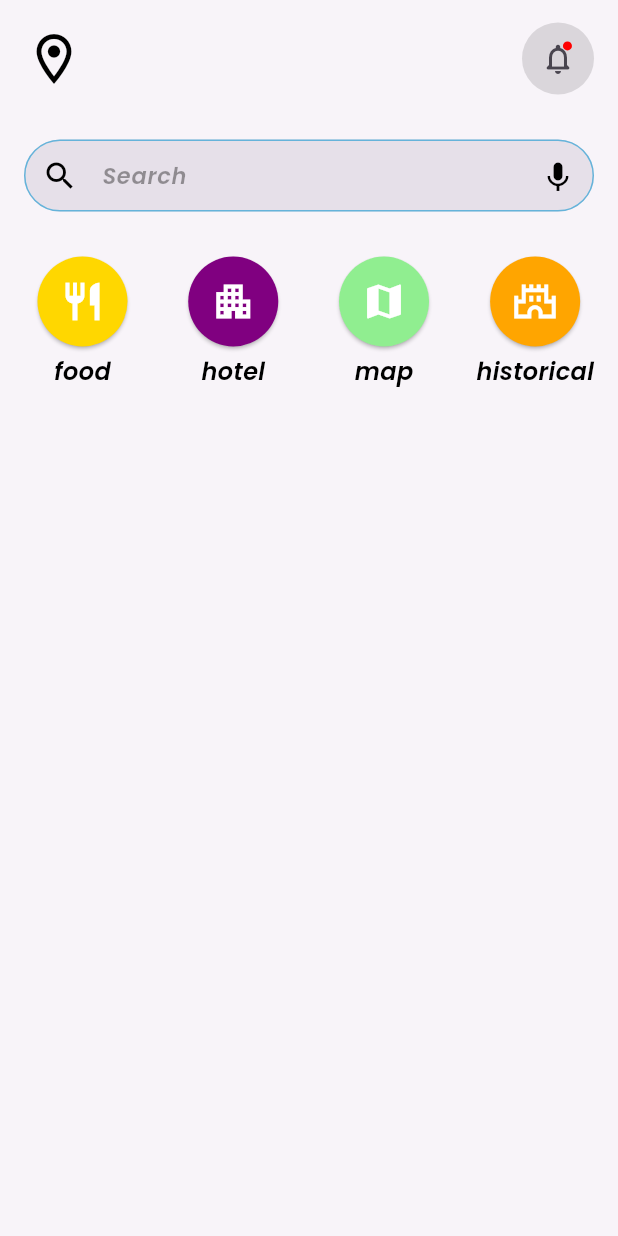
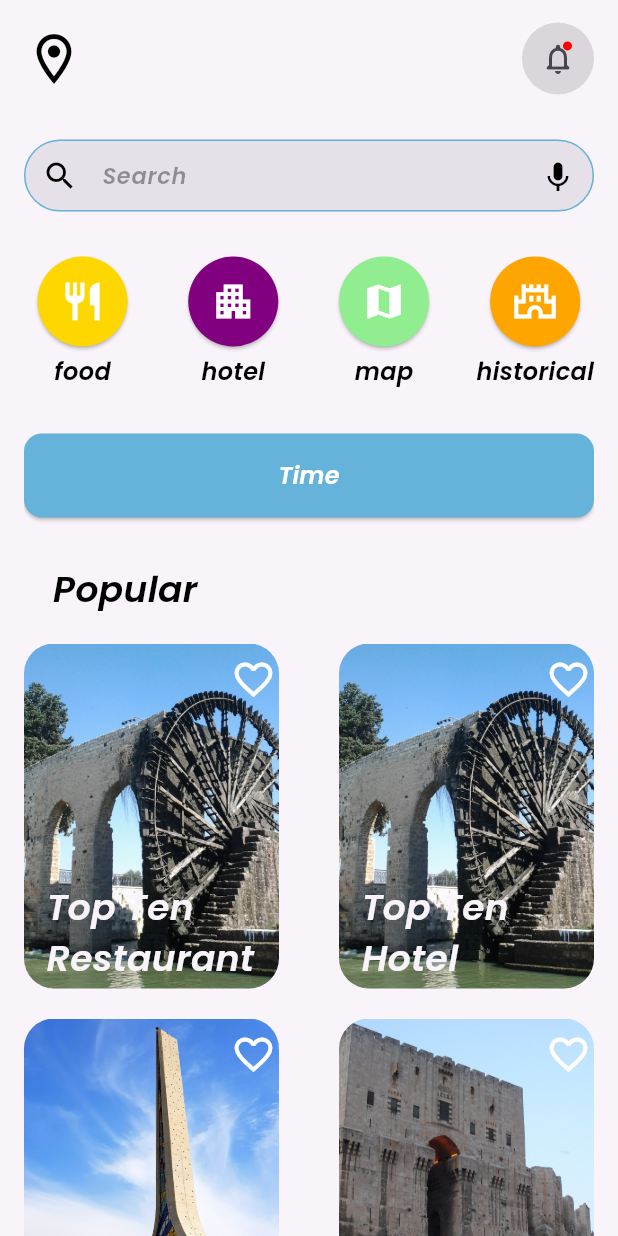
Before and after one commit to Ahmad01Almasri/Tourist_Guide_App, a Flutter app: the HomePage screen opened directly, on a phone screen of 412 x 824 dp. Run offline on Flutter 3.47's test engine with Material 3 defaults, Android fonts, the phone set to English and light mode, and no system bars; our stand-ins replace fluttertoast, get_it, go_router, shared_preferences, shimmer, smooth_page_indicator; accounts and stored records are empty.

Commit message:
part 3 of home page design

```diff
--- a/lib/core/utils/app_strings.dart
+++ b/lib/core/utils/app_strings.dart
@@ -45,10 +45,11 @@ abstract class AppStrings {
       hotel = "hotel",
       historical = "historical",
       map = "map",
+      popular = "Popular",
       //!Top Ten Restaurant Strings
       topTenRestaurant = "Top Ten Restaurant",
       recent = "Recent",
-
+      topTenRHotel = "Top Ten Hotel",
       //!Profile Strings
       profile = "Profile",
       account = "Account",
--- /dev/null
+++ b/lib/core/widgets/card_popular_or_all_item.dart
@@ -0,0 +1,59 @@
+import 'package:flutter/material.dart';
+
+import '../utils/app_assets.dart';
+import '../utils/app_colors.dart';
+import '../utils/app_strings.dart';
+import '../utils/app_text_styles.dart';
+
+class CardPopularOrAllItem extends StatelessWidget {
+  final String itemName;
+  final String image;
+  void Function()? onTap;
+  CardPopularOrAllItem(
+      {super.key,
+      required this.itemName,
+      required this.onTap,
+      required this.image});
+
+  @override
+  Widget build(BuildContext context) {
+    return InkWell(
+      borderRadius: BorderRadius.circular(10),
+      splashColor: AppColors.black38,
+      onTap: onTap,
+      child: Container(
+        height: 230,
+        width: 170,
+        decoration: BoxDecoration(
+            borderRadius: BorderRadius.circular(20),
+            image:
+                DecorationImage(fit: BoxFit.cover, image: AssetImage(image))),
+        child: Column(
+          children: [
+            Padding(
+              padding: const EdgeInsets.only(left: 130),
+              child: IconButton(
+                  onPressed: () {},
+                  icon: Icon(
+                      color: AppColors.white,
+                      size: 30,
+                      Icons.favorite_border_outlined)),
+            ),
+            const SizedBox(
+              height: 110,
+            ),
+            Padding(
+              padding: const EdgeInsets.only(left: 15),
+              child: Text(
+                itemName,
+                softWrap: true,
+                style: AppTextStyles.poppinsBoldstyle24
+                    .copyWith(color: AppColors.offWhite),
+              ),
+            ),
+          ],
+        ),
+      ),
+    );
+  }
+}
--- a/lib/features/home/presentation/pages/home.dart
+++ b/lib/features/home/presentation/pages/home.dart
@@ -1,6 +1,13 @@
 import 'package:flutter/material.dart';
+import 'package:tourist_guide/core/utils/app_assets.dart';
+import 'package:tourist_guide/core/utils/app_colors.dart';
+import 'package:tourist_guide/core/utils/app_strings.dart';
+import 'package:tourist_guide/core/utils/app_text_styles.dart';
+import 'package:tourist_guide/core/widgets/custom_button_app.dart';
 
+import '../../../../core/widgets/card_popular_or_all_item.dart';
 import '../widgets/elements_city_features.dart';
+import '../widgets/popular_item_section.dart';
 import '../widgets/text_form_search_in_home.dart';
 import '../widgets/top_row_home_page.dart';
 
@@ -31,22 +38,24 @@ class _HomePageState extends State<HomePage> {
               const SliverToBoxAdapter(
                 child: TopRowHomeSection(),
               ),
-              const SliverToBoxAdapter(
-                child: SizedBox(
-                  height: 30,
-                ),
-              ),
               SliverToBoxAdapter(
                 child: CustomTextFormSearchInHome(
                     shearchInCitySelectionController:
                         shearchInCitySelectionController),
               ),
-              const SliverToBoxAdapter(
-                child: SizedBox(
-                  height: 30,
+              const SliverToBoxAdapter(child: CityFeatureSection()),
+              SliverToBoxAdapter(
+                child: Padding(
+                  padding: const EdgeInsets.only(top: 30),
+                  child: CustomButtonApp(
+                    onPressed: () {},
+                    text: "Time",
+                  ),
                 ),
               ),
-              const SliverToBoxAdapter(child: AllCityFeatureSection()),
+              SliverToBoxAdapter(
+                child: PopularItemSection(),
+              )
             ],
           ),
         ),
--- a/lib/features/home/presentation/widgets/elements_city_features.dart
+++ b/lib/features/home/presentation/widgets/elements_city_features.dart
@@ -4,14 +4,16 @@ import '../../../../core/utils/app_colors.dart';
 import '../../../../core/utils/app_strings.dart';
 import 'element_city_feature.dart';
 
-class AllCityFeatureSection extends StatelessWidget {
-  const AllCityFeatureSection({
+class CityFeatureSection extends StatelessWidget {
+  const CityFeatureSection({
     super.key,
   });
 
   @override
   Widget build(BuildContext context) {
-    return Row(
+    return Padding(
+      padding: const EdgeInsets.only(top: 30),
+      child: Row(
         mainAxisAlignment: MainAxisAlignment.spaceBetween,
         children: [
           CityFeature(
@@ -39,6 +41,7 @@ class AllCityFeatureSection extends StatelessWidget {
             icon: Icons.castle_outlined,
           ),
         ],
+      ),
     );
   }
 }
--- /dev/null
+++ b/lib/features/home/presentation/widgets/popular_item_section.dart
@@ -0,0 +1,67 @@
+import 'package:flutter/material.dart';
+
+import '../../../../core/utils/app_assets.dart';
+import '../../../../core/utils/app_strings.dart';
+import '../../../../core/utils/app_text_styles.dart';
+import '../../../../core/widgets/card_popular_or_all_item.dart';
+
+class PopularItemSection extends StatelessWidget {
+  const PopularItemSection({
+    super.key,
+  });
+
+  @override
+  Widget build(BuildContext context) {
+    return Padding(
+      padding: const EdgeInsets.only(top: 30),
+      child: Column(
+        children: [
+          Padding(
+            padding: const EdgeInsets.only(bottom: 20, right: 245),
+            child: Text(
+              AppStrings.popular,
+              style: AppTextStyles.poppins500style24
+                  .copyWith(fontWeight: FontWeight.w600),
+            ),
+          ),
+          Row(
+            mainAxisAlignment: MainAxisAlignment.spaceBetween,
+            children: [
+              CardPopularOrAllItem(
+                image: Assets.imagesOnBoarding1,
+                onTap: () {},
+                itemName: AppStrings.topTenRestaurant,
+              ),
+              CardPopularOrAllItem(
+                image: Assets.imagesOnBoarding1,
+                onTap: () {},
+                itemName: AppStrings.topTenRHotel,
+              )
+            ],
+          ),
+          SizedBox(
+            height: 20,
+          ),
+          Row(
+            mainAxisAlignment: MainAxisAlignment.spaceBetween,
+            children: [
+              CardPopularOrAllItem(
+                image: Assets.imagesOnBoarding2,
+                onTap: () {},
+                itemName: AppStrings.topTenRHotel,
+              ),
+              CardPopularOrAllItem(
+                image: Assets.imagesOnBoarding,
+                onTap: () {},
+                itemName: AppStrings.topTenRHotel,
+              )
+            ],
+          ),
+          SizedBox(
+            height: 20,
+          ),
+        ],
+      ),
+    );
+  }
+}
--- a/lib/features/home/presentation/widgets/text_form_search_in_home.dart
+++ b/lib/features/home/presentation/widgets/text_form_search_in_home.dart
@@ -12,7 +12,9 @@ class CustomTextFormSearchInHome extends StatelessWidget {
 
   @override
   Widget build(BuildContext context) {
-    return CustomTextForm(
+    return Padding(
+      padding: const EdgeInsets.only(top: 30),
+      child: CustomTextForm(
         prefixIcon: Icon(
           Icons.search,
           color: AppColors.black,
@@ -25,6 +27,7 @@ class CustomTextFormSearchInHome extends StatelessWidget {
             )),
         hinttext: AppStrings.search,
         mycontroller: shearchInCitySelectionController,
+      ),
     );
   }
 }
```
Lines whose indentation alone changed are shown as unchanged.
